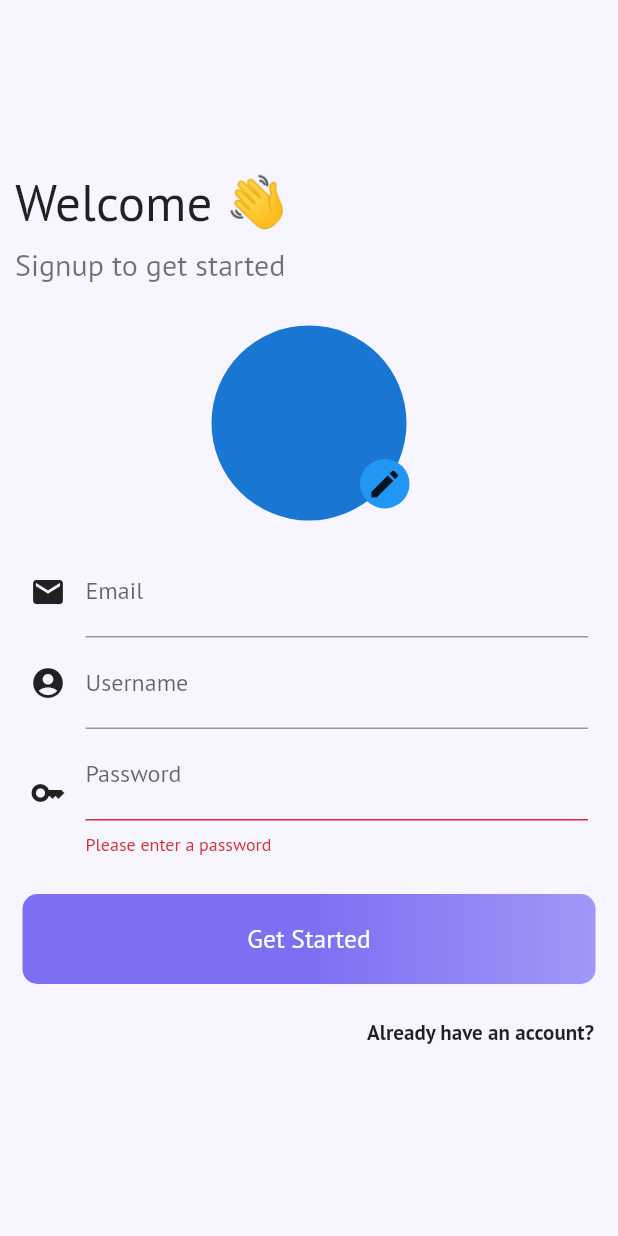
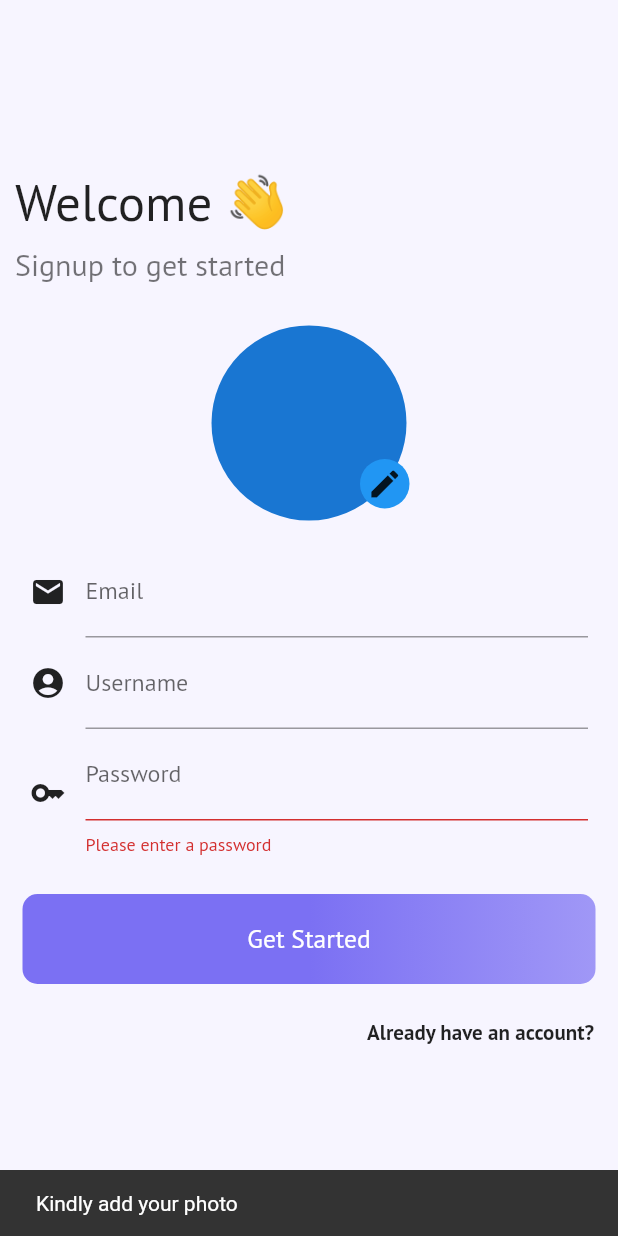
Before and after one commit to samtuga1/loaner, a Flutter app: the screen it shows after launch, after a tap on "Login", after a tap on "Create account instead", after a tap on "Get Started", on a phone screen of 412 x 824 dp. Run offline on Flutter 3.47's test engine with Material 2 defaults, Android fonts, the phone set to English and light mode, and no system bars; our stand-ins replace cloud_firestore, dotted_line, firebase_auth, firebase_core, firebase_storage, google_fonts and 1 more; accounts and stored records are empty.

Commit message:
Implemented minor updates

```diff
--- a/lib/widgets/registration_form.dart
+++ b/lib/widgets/registration_form.dart
@@ -45,6 +45,11 @@ class _RegistrationFormState extends State<RegistrationForm> {
   Future<void> submitForm() async {
     FocusScope.of(context).unfocus();
     if (widget.loginMode == false && _pickedImage == null) {
+      ScaffoldMessenger.of(widget.ctx).showSnackBar(
+        const SnackBar(
+          content: Text('Kindly add your photo'),
+        ),
+      );
       return;
     }
     bool formState = _formKey.currentState!.validate();
@@ -54,6 +59,12 @@ class _RegistrationFormState extends State<RegistrationForm> {
   }
 
   final passwordKey = GlobalKey();
+
+  // @override
+  // void dispose() {
+  //   super.dispose();
+  //   super.dispose();
+  // }
 
   @override
   Widget build(BuildContext context) {
@@ -190,7 +201,9 @@ class _RegistrationFormState extends State<RegistrationForm> {
             ),
           ),
           widget.isLoading == true
-              ? const Center(child: CircularProgressIndicator())
+              ? Container(
+                  margin: const EdgeInsets.only(top: 20),
+                  child: const Center(child: CircularProgressIndicator()))
               : Padding(
                   padding: const EdgeInsets.only(right: 15, left: 15),
                   child: InkWell(
```
